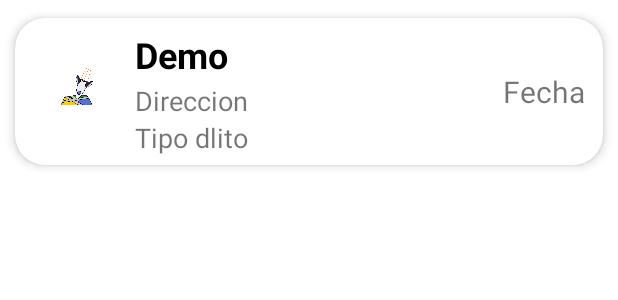
After one commit to coderipper0/SafeTravelApp, an Android app: the layout list_home.xml on its own in the app's theme, with its tools: preview values and no code run, on a phone screen of 412 x 824 dp. The commit adds this screen. Shown: the top 300 px of the screen. Run offline under Robolectric (Android 15) with nearby library versions, the phone set to English and light mode, and no system bars.

Commit message:
recycler, cards

```diff
--- a/app/build.gradle
+++ b/app/build.gradle
@@ -38,4 +38,6 @@ dependencies {
     testImplementation 'junit:junit:4.13.2'
     androidTestImplementation 'androidx.test.ext:junit:1.1.3'
     androidTestImplementation 'androidx.test.espresso:espresso-core:3.4.0'
+
+    implementation 'androidx.fragment:fragment:1.5.0-rc01'
 }
--- a/app/src/main/java/com/safetravel/safetravel/RegisterFragment.java
+++ b/app/src/main/java/com/safetravel/safetravel/RegisterFragment.java
@@ -102,6 +102,9 @@ public class RegisterFragment extends Fragment {
             @Override
             public void onClick(View v) {
                 register();
+                /*Bundle bundle = new Bundle();
+                bundle.putStringArray("arreglo",arreglo);
+                getParentFragmentManager().setFragmentResult("key",); */
                 FragmentTransaction ft = getParentFragmentManager().beginTransaction();
                 ft.replace(R.id.fragments_login_container, new LoginFragment());
                 ft.commit();
--- a/app/src/main/res/layout/fragment_home.xml
+++ b/app/src/main/res/layout/fragment_home.xml
@@ -36,7 +36,12 @@
         <LinearLayout
             android:layout_width="match_parent"
             android:layout_height="match_parent"
-            android:orientation="vertical"/>
+            android:orientation="vertical">
+
+            <androidx.recyclerview.widget.RecyclerView
+                android:layout_width="match_parent"
+                android:layout_height="match_parent" />
+        </LinearLayout>
 
     </LinearLayout>
 
--- /dev/null
+++ b/app/src/main/res/layout/list_home.xml
@@ -0,0 +1,88 @@
+<?xml version="1.0" encoding="utf-8"?>
+<androidx.cardview.widget.CardView
+    xmlns:android="http://schemas.android.com/apk/res/android"
+    xmlns:app="http://schemas.android.com/apk/res-auto"
+    android:id="@+id/publiHome"
+    android:layout_width="match_parent"
+    android:layout_height="wrap_content"
+    android:animateLayoutChanges="true"
+    app:cardCornerRadius="20dp"
+    app:cardElevation="4dp"
+    app:cardUseCompatPadding="true">
+
+    <LinearLayout
+        android:layout_width="match_parent"
+        android:layout_height="wrap_content"
+        android:animateLayoutChanges="true"
+        android:orientation="vertical">
+
+        <RelativeLayout
+            android:layout_width="match_parent"
+            android:layout_height="wrap_content"
+            android:padding="6dp">
+
+            <ImageView
+                android:id="@+id/imgCard"
+                android:layout_width="70dp"
+                android:layout_height="70dp"
+                android:layout_alignParentStart="true"
+                android:layout_centerVertical="true"
+                android:foregroundGravity="center"
+                android:paddingLeft="14dp"
+                android:paddingRight="14dp"
+                app:srcCompat="@drawable/logo"
+                android:layout_alignParentLeft="true" />
+
+            <LinearLayout
+                android:id="@+id/linearLay"
+                android:layout_width="wrap_content"
+                android:layout_height="wrap_content"
+                android:layout_alignParentTop="true"
+                android:layout_marginStart="4dp"
+                android:layout_marginTop="2dp"
+                android:layout_toEndOf="@id/imgCard"
+                android:orientation="vertical"
+                android:layout_marginLeft="4dp"
+                android:layout_toRightOf="@id/imgCard">
+
+                <TextView
+                    android:id="@+id/txtNameHome"
+                    android:layout_width="match_parent"
+                    android:layout_height="wrap_content"
+                    android:layout_marginBottom="2dp"
+                    android:text="Demo"
+                    android:textColor="@color/black"
+                    android:textSize="24sp"
+                    android:textStyle="bold"/>
+
+                <TextView
+                    android:id="@+id/DirHome"
+                    android:layout_width="match_parent"
+                    android:layout_height="wrap_content"
+                    android:text="Direccion"
+                    android:textSize="18sp">
+                </TextView>
+                <TextView
+                    android:id="@+id/txtTypeHome"
+                    android:layout_width="match_parent"
+                    android:layout_height="wrap_content"
+                    android:text="Tipo dlito"
+                    android:textSize="18sp">
+                </TextView>
+            </LinearLayout>
+            <TextView
+                android:id="@+id/txtDateHome"
+                android:layout_width="wrap_content"
+                android:layout_height="wrap_content"
+                android:layout_centerVertical="true"
+                android:layout_marginEnd="6dp"
+                android:layout_marginRight="6dp"
+                android:text="Fecha"
+                android:textSize="20sp"
+                android:layout_alignParentRight="true"
+                android:layout_alignParentEnd="true">
+            </TextView>
+        </RelativeLayout>
+    </LinearLayout>
+
+</androidx.cardview.widget.CardView>
```
